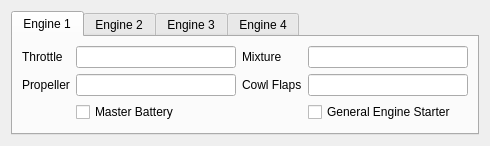
Old version of the form src/UserInterface/src/Widgets/EngineWidget.ui in the repository till213/SkyDolly.
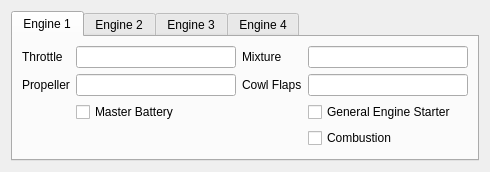
New version of the form.

Commit message:
Send engine start/stop events
- Based on general engine starter & combustion (new sim var)
- Separate engine reply and request data structures
  * Do not send the combustion simulation variable
- FIX: Engine database table boolean columns (-> integer)

What changed in the file:
```diff
--- a/src/UserInterface/src/Widgets/EngineWidget.ui
+++ b/src/UserInterface/src/Widgets/EngineWidget.ui
@@ -7,7 +7,7 @@
     <x>0</x>
     <y>0</y>
     <width>477</width>
-    <height>143</height>
+    <height>169</height>
    </rect>
   </property>
   <property name="windowTitle">
@@ -76,6 +76,19 @@
            </property>
           </widget>
          </item>
+         <item row="3" column="1">
+          <spacer name="verticalSpacer">
+           <property name="orientation">
+            <enum>Qt::Vertical</enum>
+           </property>
+           <property name="sizeHint" stdset="0">
+            <size>
+             <width>20</width>
+             <height>40</height>
+            </size>
+           </property>
+          </spacer>
+         </item>
         </layout>
        </item>
        <item row="0" column="1">
@@ -127,6 +140,13 @@
            </property>
           </widget>
          </item>
+         <item row="3" column="1">
+          <widget class="QCheckBox" name="generalEngineCombustion1CheckBox">
+           <property name="text">
+            <string>Combustion</string>
+           </property>
+          </widget>
+         </item>
         </layout>
        </item>
       </layout>
```
Left out of the diff: 60 changed lines with no effect on the pictures. The commit also changes 24 other files.
